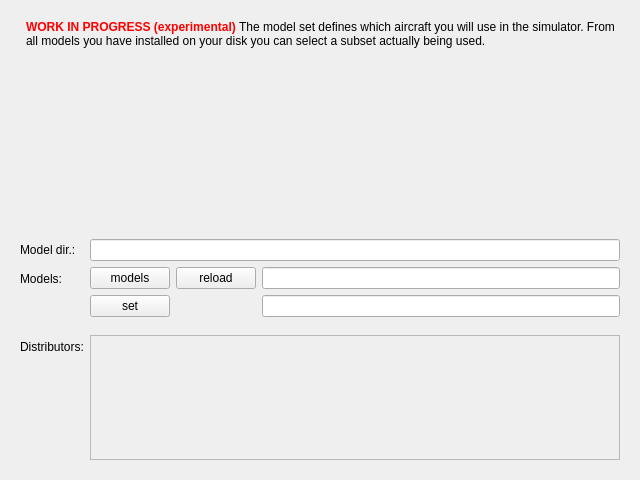
The window that src/blackgui/components/firstmodelsetcomponent.ui (swift-project/pilotclient) describes before a commit, drawn with Qt 5.
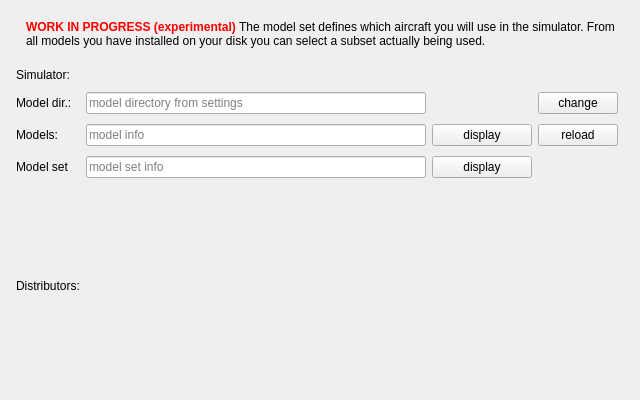
The same window after the commit. Icons and pictures are not drawn. Custom widgets are drawn as their Qt base class.

Commit message: Ref T246, first model set UI allow to change model directory

Patch:
```diff
--- a/src/blackgui/components/firstmodelsetcomponent.ui
+++ b/src/blackgui/components/firstmodelsetcomponent.ui
@@ -7,7 +7,7 @@
     <x>0</x>
     <y>0</y>
     <width>640</width>
-    <height>480</height>
+    <height>400</height>
    </rect>
   </property>
   <property name="windowTitle">
@@ -40,113 +40,99 @@
      </layout>
     </widget>
    </item>
-   <item alignment="Qt::AlignLeft|Qt::AlignTop">
-    <widget class="BlackGui::Components::CSimulatorSelector" name="comp_SimulatorSelector">
-     <property name="minimumSize">
-      <size>
-       <width>200</width>
-       <height>0</height>
-      </size>
-     </property>
-    </widget>
-   </item>
    <item>
-    <widget class="QFrame" name="fr_Models">
-     <layout class="QFormLayout" name="formLayout">
-      <item row="0" column="0">
-       <widget class="QLabel" name="lbl_ModelDirectories">
-        <property name="text">
-         <string>Model dir.:</string>
-        </property>
-       </widget>
-      </item>
+    <widget class="QFrame" name="gl_Models">
+     <layout class="QGridLayout" name="gridLayout">
+      <property name="leftMargin">
+       <number>5</number>
+      </property>
+      <property name="topMargin">
+       <number>5</number>
+      </property>
+      <property name="rightMargin">
+       <number>5</number>
+      </property>
+      <property name="bottomMargin">
+       <number>5</number>
+      </property>
+      <property name="verticalSpacing">
+       <number>10</number>
+      </property>
       <item row="0" column="1">
+       <widget class="BlackGui::Components::CSimulatorSelector" name="comp_SimulatorSelector"/>
+      </item>
+      <item row="4" column="1" colspan="4">
+       <widget class="BlackGui::Components::CDbDistributorComponent" name="comp_Distributors">
+        <property name="sizePolicy">
+         <sizepolicy hsizetype="Preferred" vsizetype="Expanding">
+          <horstretch>0</horstretch>
+          <verstretch>0</verstretch>
+         </sizepolicy>
+        </property>
+        <property name="minimumSize">
+         <size>
+          <width>0</width>
+          <height>200</height>
+         </size>
+        </property>
+       </widget>
+      </item>
+      <item row="2" column="3">
+       <widget class="QPushButton" name="pb_ModelsTriggerReload">
+        <property name="text">
+         <string> reload </string>
+        </property>
+       </widget>
+      </item>
+      <item row="3" column="1">
+       <widget class="QLineEdit" name="le_ModelSetInfo">
+        <property name="readOnly">
+         <bool>true</bool>
+        </property>
+        <property name="placeholderText">
+         <string>model set info</string>
+        </property>
+       </widget>
+      </item>
+      <item row="3" column="0">
+       <widget class="QLabel" name="lbl_ModelSet">
+        <property name="text">
+         <string>Model set</string>
+        </property>
+       </widget>
+      </item>
+      <item row="1" column="1">
        <widget class="QLineEdit" name="le_ModelDirectories">
         <property name="readOnly">
          <bool>true</bool>
         </property>
+        <property name="placeholderText">
+         <string>model directory from settings</string>
+        </property>
        </widget>
       </item>
-      <item row="1" column="0">
+      <item row="2" column="1">
+       <widget class="QLineEdit" name="le_ModelsInfo">
+        <property name="readOnly">
+         <bool>true</bool>
+        </property>
+        <property name="placeholderText">
+         <string>model info</string>
+        </property>
+       </widget>
+      </item>
+      <item row="2" column="0">
        <widget class="QLabel" name="lbl_Models">
         <property name="text">
          <string>Models:</string>
         </property>
        </widget>
       </item>
-      <item row="1" column="1">
-       <layout class="QGridLayout" name="gl_Models">
-        <item row="1" column="0">
-         <widget class="QPushButton" name="pb_ModelSet">
-          <property name="text">
-           <string>set</string>
-          </property>
-         </widget>
-        </item>
-        <item row="0" column="0">
-         <widget class="QPushButton" name="pb_Models">
-          <property name="text">
-           <string>models</string>
-          </property>
-         </widget>
-        </item>
-        <item row="0" column="1">
-         <widget class="QPushButton" name="pb_ModelsTriggerReload">
-          <property name="text">
-           <string>reload</string>
-          </property>
-         </widget>
-        </item>
-        <item row="0" column="2">
-         <widget class="QLineEdit" name="le_ModelsInfo">
-          <property name="readOnly">
-           <bool>true</bool>
-          </property>
-         </widget>
-        </item>
-        <item row="1" column="2">
-         <widget class="QLineEdit" name="le_ModelSetInfo">
-          <property name="readOnly">
-           <bool>true</bool>
-          </property>
-         </widget>
-        </item>
-       </layout>
-      </item>
-      <item row="2" column="1">
-       <widget class="QWidget" name="wi_OwnModels" native="true">
-        <layout class="QHBoxLayout" name="hl_OwnModels">
-         <property name="leftMargin">
-          <number>0</number>
-         </property>
-         <property name="topMargin">
-          <number>0</number>
-         </property>
-         <property name="rightMargin">
-          <number>0</number>
-         </property>
-         <property name="bottomMargin">
-          <number>0</number>
-         </property>
-        </layout>
-       </widget>
-      </item>
-      <item row="3" column="1">
-       <widget class="QWidget" name="wi_ModelSet" native="true">
-        <layout class="QHBoxLayout" name="hl_ModelSet">
-         <property name="leftMargin">
-          <number>0</number>
-         </property>
-         <property name="topMargin">
-          <number>0</number>
-         </property>
-         <property name="rightMargin">
-          <number>0</number>
-         </property>
-         <property name="bottomMargin">
-          <number>0</number>
-         </property>
-        </layout>
+      <item row="1" column="0">
+       <widget class="QLabel" name="lbl_ModelDirectories">
+        <property name="text">
+         <string>Model dir.:</string>
+        </property>
        </widget>
       </item>
       <item row="4" column="0">
@@ -156,19 +142,37 @@
         </property>
        </widget>
       </item>
-      <item row="4" column="1">
-       <widget class="BlackGui::Components::CDbDistributorComponent" name="comp_Distributors">
+      <item row="0" column="0">
+       <widget class="QLabel" name="lbl_Simulator">
+        <property name="text">
+         <string>Simulator:</string>
+        </property>
+       </widget>
+      </item>
+      <item row="2" column="2">
+       <widget class="QPushButton" name="pb_Models">
+        <property name="text">
+         <string>display</string>
+        </property>
+       </widget>
+      </item>
+      <item row="3" column="2">
+       <widget class="QPushButton" name="pb_ModelSet">
         <property name="minimumSize">
          <size>
-          <width>0</width>
-          <height>125</height>
+          <width>100</width>
+          <height>0</height>
          </size>
         </property>
-        <property name="frameShape">
-         <enum>QFrame::StyledPanel</enum>
+        <property name="text">
+         <string>display</string>
         </property>
-        <property name="frameShadow">
-         <enum>QFrame::Raised</enum>
+       </widget>
+      </item>
+      <item row="1" column="3">
+       <widget class="QPushButton" name="pb_ChangeModelDir">
+        <property name="text">
+         <string>change</string>
         </property>
        </widget>
       </item>
```
Left out of the diff: 9 changed lines with no effect on the pictures. The commit also changes 3 other files.
